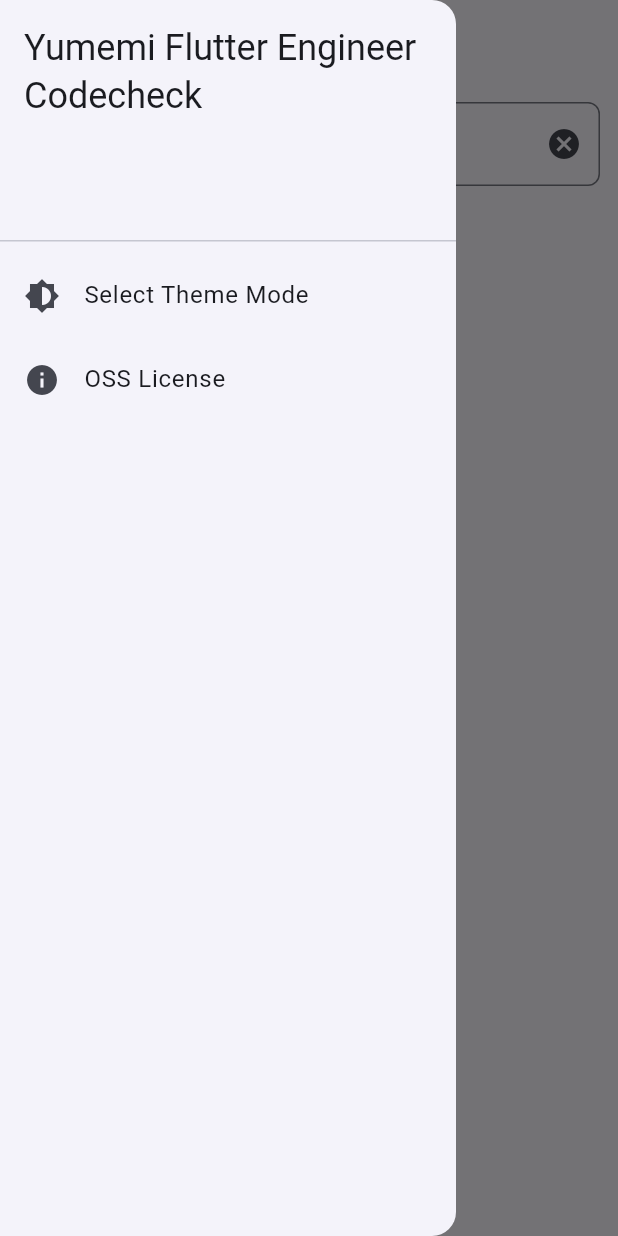
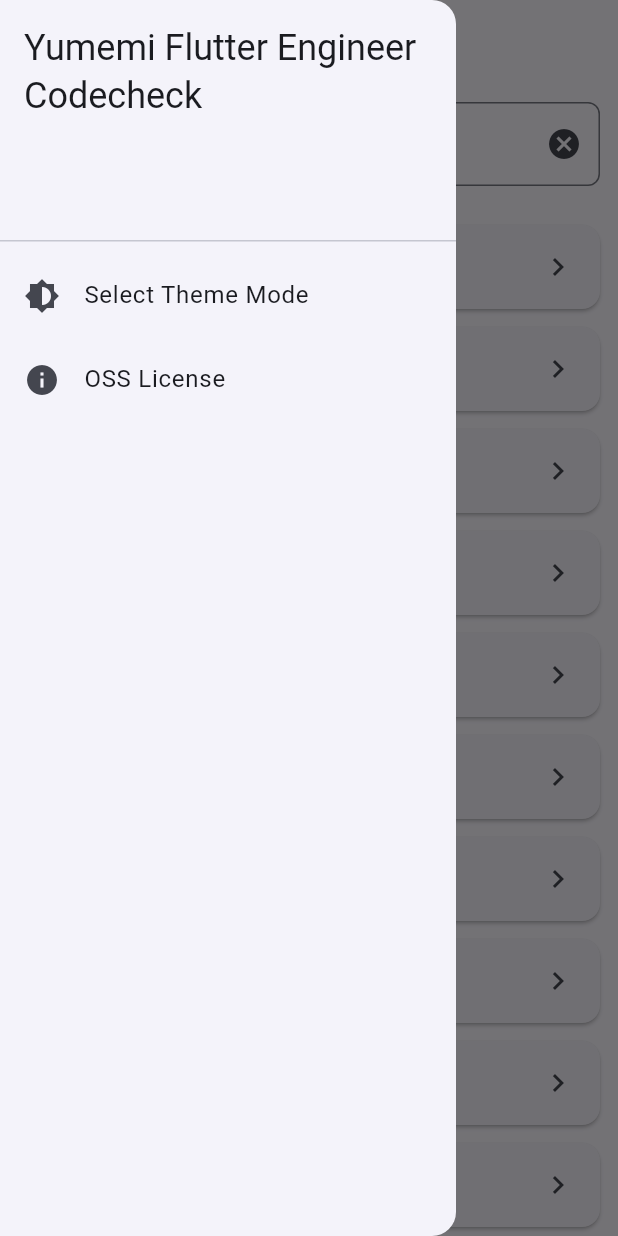
Before and after one commit to smsmsy/yumemi_flutter_engineer_codecheck, a Flutter app: the screen it shows after launch, with the side drawer open, on a phone screen of 412 x 824 dp. Run offline on Flutter 3.47's test engine with Material 3 defaults, Android fonts, the phone set to English and light mode, and no system bars; our stand-ins replace dio, flutter_riverpod, freezed_annotation, go_router, riverpod_annotation, shared_preferences; generated files the repository leaves out were written again.

Commit message:
検索画面にリストビューを追加

```diff
--- a/lib/view/page/search_page.dart
+++ b/lib/view/page/search_page.dart
@@ -3,6 +3,7 @@ import 'package:flutter/material.dart';
 import 'package:yumemi_flutter_engineer_codecheck/l10n/app_localizations.dart';
 import 'package:yumemi_flutter_engineer_codecheck/static/wording_data.dart';
 import 'package:yumemi_flutter_engineer_codecheck/view/widget/custom_drawer.dart';
+import 'package:yumemi_flutter_engineer_codecheck/view/widget/search_result_list_view.dart';
 import 'package:yumemi_flutter_engineer_codecheck/view/widget/search_text_field.dart';
 
 class SearchPage extends StatefulWidget {
@@ -59,6 +60,10 @@ class _SearchPageState extends State<SearchPage> {
                     AppLocalizations.of(context)?.searchRepositories ??
                     WordingData.searchRepositories,
               ),
+              const SizedBox(height: 8),
+              const Expanded(
+                child: SearchResultListView(),
+              ),
             ],
           ),
         ),
```
